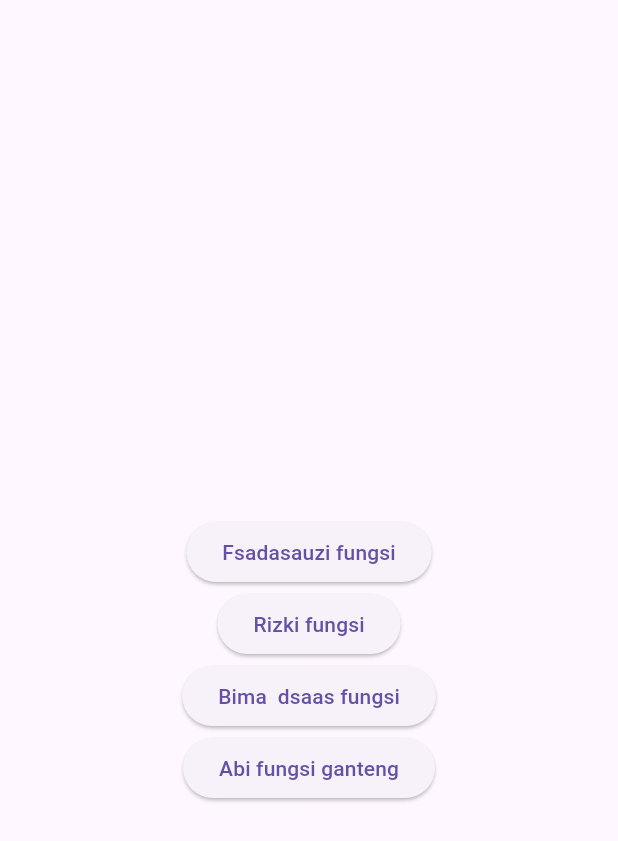
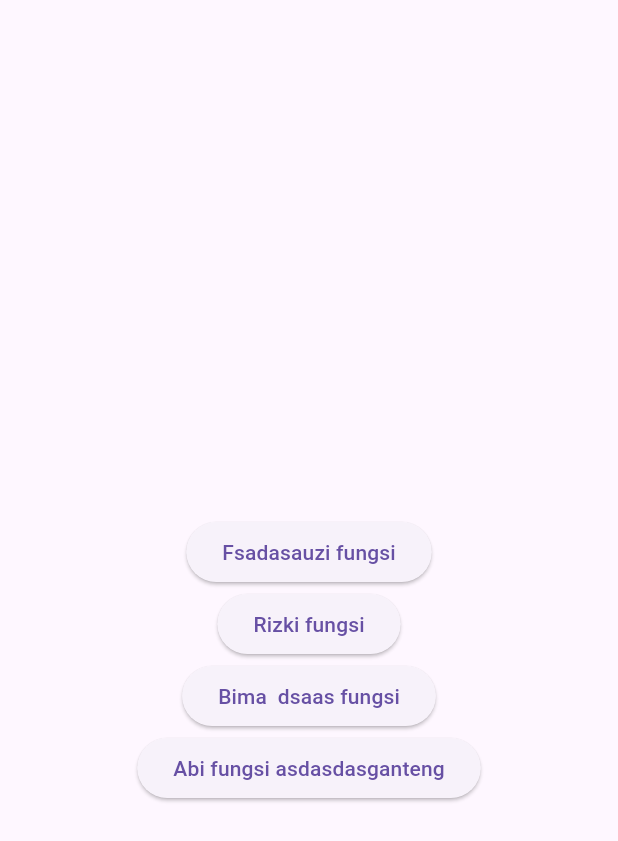
Before and after one commit to abybrandon/latihan_roadmap, a Flutter app: the screen it shows after launch, on a phone screen of 412 x 824 dp. Shown: the top 841 px of the screen. Run offline on Flutter 3.47's test engine with Material 3 defaults, Android fonts, the phone set to English and light mode, and no system bars; our stand-ins replace get, google_fonts; missing offline and left inert: dart:ffi.

Commit message:
update cek a

```diff
--- a/lib/home.dart
+++ b/lib/home.dart
@@ -28,7 +28,7 @@ class HomeView extends StatelessWidget {
                 onPressed: () {
                   Get.to(() => LoginView());
                 },
-                child: Text('Abi fungsi ganteng'))
+                child: Text('Abi fungsi asdasdasganteng'))
           ],
         ),
       ),
```
